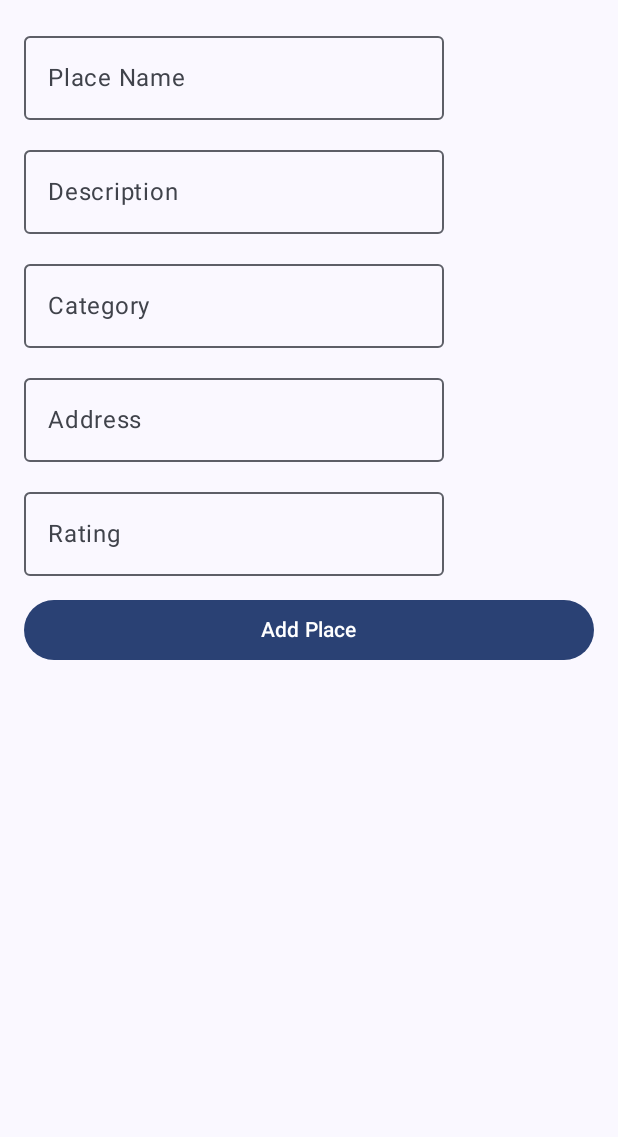
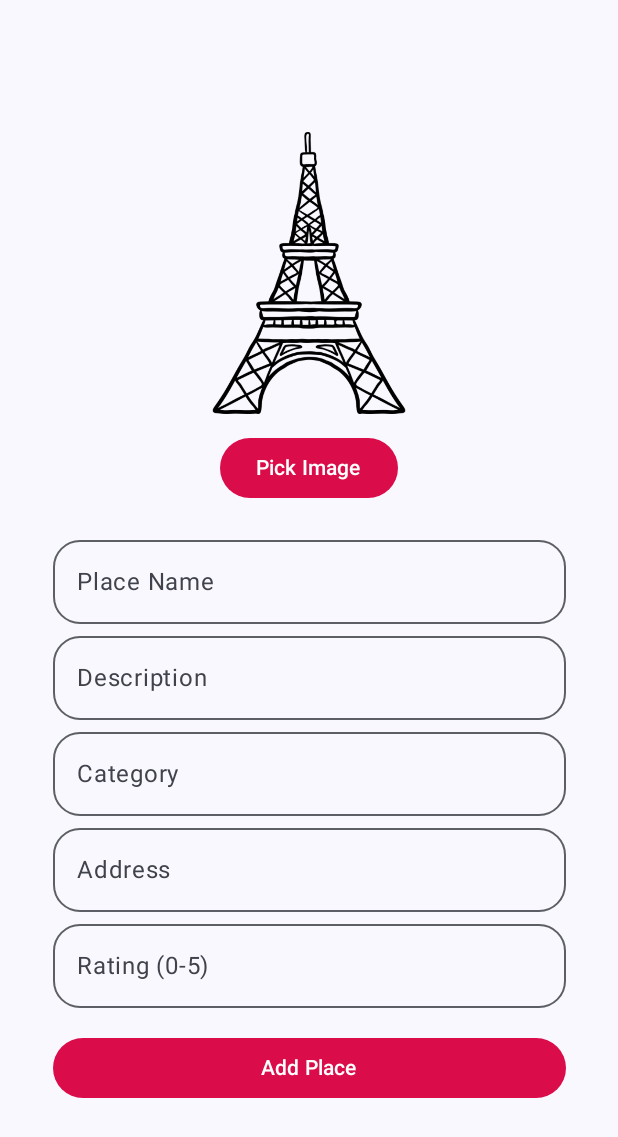
Before and after one commit to engineerbuddyy/City_Guide, an Android app built with Jetpack Compose: the AddScreenUI screen opened through its navigation route, on a phone screen of 412 x 824 dp. Shown: the top 1137 px of the screen. Run offline under Robolectric (Android 15) with nearby library versions, the light colour scheme and no system bars; our stand-ins replace Dagger/Hilt's generated code.

Commit message:
For personal use

```diff
--- a/app/build.gradle.kts
+++ b/app/build.gradle.kts
@@ -91,4 +91,8 @@ dependencies {
     implementation("androidx.navigation:navigation-compose:2.8.0")
 
     implementation("io.coil-kt:coil-compose:2.4.0")
+    //material theme
+    implementation("androidx.compose.material:material-icons-extended:1.6.7")
+
+
 }
--- a/app/src/main/java/com/example/cityguide/Module/AppModule.kt
+++ b/app/src/main/java/com/example/cityguide/Module/AppModule.kt
@@ -18,7 +18,9 @@ object AppModule {
     @Provides
     @Singleton
     fun provideDatabase(app: Application): AppDatabase =
-        Room.databaseBuilder(app, AppDatabase::class.java, "app_database").build()
+        Room.databaseBuilder(app, AppDatabase::class.java, "app_database")
+            .fallbackToDestructiveMigration()
+            .build()
 
     @Provides
     @Singleton
--- a/app/src/main/java/com/example/cityguide/data/local/database/AppDatabase.kt
+++ b/app/src/main/java/com/example/cityguide/data/local/database/AppDatabase.kt
@@ -7,7 +7,7 @@ import com.example.cityguide.data.local.res.PlaceEntity
 
 @Database(
     entities = [PlaceEntity::class],
-    version = 1,
+    version = 2,
     exportSchema = true
 )
 abstract class AppDatabase : RoomDatabase() {
--- a/app/src/main/java/com/example/cityguide/data/local/res/PlaceEntity.kt
+++ b/app/src/main/java/com/example/cityguide/data/local/res/PlaceEntity.kt
@@ -10,7 +10,7 @@ data class PlaceEntity(
     val placeName: String,
     val category: String,
     val description: String,
-    // val image: String ,
+    val image: ByteArray? = null,
     val rating: Double?=0.0 ,
     val address: String,
     val isBookmarked: Boolean = false
--- a/app/src/main/java/com/example/cityguide/data/repository/PlaceRepo.kt
+++ b/app/src/main/java/com/example/cityguide/data/repository/PlaceRepo.kt
@@ -22,13 +22,7 @@ class PlaceRepo (private val dao: PlaceDao){
         return dao.getPlaceByName(name)
     }
 
-    suspend fun updatePlace(place: PlaceEntity) {
-        dao.updatePlace(place)
-    }
 
-    suspend fun deleteAllPlaces() {
-        dao.deleteAllPlaces()
-    }
 
     fun getPlacesByCategory(category: String): Flow<List<PlaceEntity>> {
         return dao.getPlacesByCategory(category)
--- a/app/src/main/java/com/example/cityguide/presentationui/add/AddScreenState.kt
+++ b/app/src/main/java/com/example/cityguide/presentationui/add/AddScreenState.kt
@@ -6,6 +6,7 @@ data class AddScreenState(
     val description: String = "",
     val address: String = "",
     val rating: String = "",
+    val image: ByteArray? = null,
     val isSaving: Boolean = false,
     val error: String? = null
 )
--- a/app/src/main/java/com/example/cityguide/presentationui/add/AddScreenUI.kt
+++ b/app/src/main/java/com/example/cityguide/presentationui/add/AddScreenUI.kt
@@ -1,12 +1,26 @@
 package com.example.cityguide.presentationui.add
 
+import android.graphics.BitmapFactory
+import android.util.Log
+import androidx.activity.compose.rememberLauncherForActivityResult
+import androidx.activity.result.contract.ActivityResultContracts
+import androidx.compose.foundation.Image
 import androidx.compose.foundation.layout.*
+import androidx.compose.foundation.rememberScrollState
+import androidx.compose.foundation.verticalScroll
+import androidx.compose.foundation.shape.RoundedCornerShape
 import androidx.compose.material3.*
 import androidx.compose.runtime.*
+import androidx.compose.ui.Alignment
 import androidx.compose.ui.Modifier
+import androidx.compose.ui.graphics.Color
+import androidx.compose.ui.graphics.asImageBitmap
+import androidx.compose.ui.platform.LocalContext
+import androidx.compose.ui.res.painterResource
 import androidx.compose.ui.unit.dp
 import androidx.hilt.navigation.compose.hiltViewModel
 import androidx.navigation.NavController
+import com.example.cityguide.R
 
 @Composable
 fun AddScreenUI(
@@ -14,51 +28,107 @@ fun AddScreenUI(
     viewModel: AddScreenViewModel = hiltViewModel()
 ) {
     val state by viewModel.state.collectAsState()
+    val context = LocalContext.current
+
+    // Launcher for picking image
+    val pickImage = rememberLauncherForActivityResult(ActivityResultContracts.GetContent()) { uri ->
+        uri?.let {
+            val inputStream = context.contentResolver.openInputStream(it)
+            val byteArray = inputStream?.readBytes()
+            inputStream?.close()
+            viewModel.onValueChange(image = byteArray) // save in state
+        }
+        Log.d("AddScreenUI", "Selected Image URI: $uri")
+    }
 
     Column(
         modifier = Modifier
             .fillMaxSize()
-            .padding(16.dp),
-        verticalArrangement = Arrangement.spacedBy(12.dp)
+            .padding(16.dp)
+            .verticalScroll(rememberScrollState()),
+        verticalArrangement = Arrangement.Center, // ✅ Center vertically
+        horizontalAlignment = Alignment.CenterHorizontally // ✅ Center horizontally
     ) {
         if (state.error != null) {
             Text(text = state.error!!, color = MaterialTheme.colorScheme.error)
         }
 
+        // Show selected image preview
+        state.image?.let {
+            Image(
+                bitmap = BitmapFactory.decodeByteArray(it, 0, it.size).asImageBitmap(),
+                contentDescription = "Selected Image",
+                modifier = Modifier
+                    .size(250.dp) // ✅ bigger preview
+                    .padding(bottom = 12.dp)
+            )
+        }
+
+        // Default sample image
+        Image(
+            painter = painterResource(id = R.drawable.mainimg),
+            contentDescription = "Sample Image",
+            modifier = Modifier
+                .size(200.dp) // ✅ bigger size
+                .padding(bottom = 12.dp)
+        )
+
+        Button(
+            onClick = { pickImage.launch("image/*") },
+            colors = ButtonDefaults.buttonColors(containerColor = Color(0xFFda0c49))
+        ) {
+            Text("Pick Image")
+        }
+
+        Spacer(modifier = Modifier.height(16.dp))
+
         OutlinedTextField(
             value = state.placeName,
             onValueChange = { viewModel.onValueChange(placeName = it) },
-            label = { Text("Place Name") }
+            label = { Text("Place Name") },
+            shape = RoundedCornerShape(18.dp),
+            modifier = Modifier.fillMaxWidth(0.9f) // ✅ smaller width for centered look
         )
 
         OutlinedTextField(
             value = state.description,
             onValueChange = { viewModel.onValueChange(description = it) },
-            label = { Text("Description") }
+            label = { Text("Description") },
+            shape = RoundedCornerShape(18.dp),
+            modifier = Modifier.fillMaxWidth(0.9f)
         )
 
         OutlinedTextField(
             value = state.category,
             onValueChange = { viewModel.onValueChange(category = it) },
-            label = { Text("Category") }
+            label = { Text("Category") },
+            shape = RoundedCornerShape(18.dp),
+            modifier = Modifier.fillMaxWidth(0.9f)
         )
 
         OutlinedTextField(
             value = state.address,
             onValueChange = { viewModel.onValueChange(address = it) },
-            label = { Text("Address") }
+            label = { Text("Address") },
+            shape = RoundedCornerShape(18.dp),
+            modifier = Modifier.fillMaxWidth(0.9f)
         )
 
         OutlinedTextField(
             value = state.rating,
             onValueChange = { viewModel.onValueChange(rating = it) },
-            label = { Text("Rating") }
+            label = { Text("Rating (0-5)") },
+            shape = RoundedCornerShape(18.dp),
+            modifier = Modifier.fillMaxWidth(0.9f)
         )
+
+        Spacer(modifier = Modifier.height(16.dp))
 
         Button(
             onClick = { viewModel.addPlace { navController.popBackStack() } },
-            modifier = Modifier.fillMaxWidth(),
-            enabled = !state.isSaving
+            modifier = Modifier.fillMaxWidth(0.9f), // ✅ centered button
+            enabled = !state.isSaving,
+            colors = ButtonDefaults.buttonColors(containerColor = Color(0xFFda0c49))
         ) {
             if (state.isSaving) {
                 CircularProgressIndicator(modifier = Modifier.size(24.dp))
--- /dev/null
+++ b/app/src/main/java/com/example/cityguide/presentationui/animation/dataclass.kt
@@ -0,0 +1,6 @@
+package com.example.cityguide.presentationui.animation
+
+data class HeartConfig(
+    val radiusMultiplier: Float = 1f,
+    val delayDuration: Long = 120L
+)
--- a/app/src/main/java/com/example/cityguide/presentationui/home/HomeScreenUI.kt
+++ b/app/src/main/java/com/example/cityguide/presentationui/home/HomeScreenUI.kt
@@ -1,93 +1,227 @@
 package com.example.cityguide.presentationui.home
 
+import android.graphics.BitmapFactory
+import androidx.compose.foundation.Image
+import androidx.compose.foundation.background
 import androidx.compose.foundation.gestures.detectTapGestures
 import androidx.compose.foundation.layout.*
 import androidx.compose.foundation.lazy.LazyColumn
+import androidx.compose.foundation.lazy.LazyRow
 import androidx.compose.foundation.lazy.items
+import androidx.compose.foundation.shape.RoundedCornerShape
 import androidx.compose.material.icons.Icons
 import androidx.compose.material.icons.filled.Add
+import androidx.compose.material.icons.filled.Delete
 import androidx.compose.material.icons.filled.Favorite
+import androidx.compose.material.icons.filled.Star
+import androidx.compose.material.icons.outlined.Star
 import androidx.compose.material3.*
 import androidx.compose.runtime.*
+import androidx.compose.runtime.saveable.rememberSaveable
+import androidx.compose.ui.Alignment
 import androidx.compose.ui.Modifier
+import androidx.compose.ui.draw.clip
+import androidx.compose.ui.graphics.Color
+import androidx.compose.ui.graphics.asImageBitmap
 import androidx.compose.ui.input.pointer.pointerInput
+import androidx.compose.ui.text.font.FontWeight
 import androidx.compose.ui.unit.dp
+import androidx.compose.ui.unit.sp
 import androidx.hilt.navigation.compose.hiltViewModel
 import androidx.navigation.NavController
 import com.example.cityguide.data.local.res.PlaceEntity
 import com.example.cityguide.Navigation.Routes
+import com.example.cityguide.presentationui.animation.HeartConfig
+import androidx.compose.material.icons.rounded.StarHalf
+import androidx.compose.ui.res.painterResource
+import com.example.cityguide.R
+import com.example.cityguide.presentationui.RatingBar
 
+
+@OptIn(ExperimentalMaterial3Api::class)
 @Composable
 fun HomeScreen(
     navController: NavController,
     viewModel: HomeScreenViewModel = hiltViewModel()
 ) {
     val state by viewModel.state.collectAsState()
+    var searchQuery by remember { mutableStateOf("") }
+    var selectedCategory by rememberSaveable { mutableStateOf("") }
+
+    // STEP 4A: hearts state + coroutine scope + config
+    val hearts = remember { mutableStateListOf<Int>() }
+    val scope = rememberCoroutineScope()
+    val config = remember { HeartConfig(radiusMultiplier = 1f, delayDuration = 120L) }
+
+    // Categories list
+    val categories = listOf(
+        "Temple",
+        "Heritage Sites",
+        "Forts & Palaces",
+        "Museums",
+        "Art Galleries",
+        "Monuments",
+        "Lakes",
+        "Mountains",
+        "Park",
+        "Food"
+
+    )
 
     Scaffold(
-        floatingActionButton = {
+        topBar = {
+            TopAppBar(
+                colors = TopAppBarDefaults.topAppBarColors(
+                    containerColor = Color.White
+                ),
+                modifier = Modifier.height(125.dp),
+                title = {
+                    Column(
+                        verticalArrangement = Arrangement.Center,
+                        modifier = Modifier.padding(start = 8.dp)
+                    ) {
+                        Text(
+                            text = "City Guide",
+                            fontSize = 40.sp,
+                            fontWeight = FontWeight.Bold
+                        )
+                        Text(
+                            text = "Your Favourite Destination",
+                            fontSize = 15.sp,
+                            color = Color.Gray,
+                            modifier = Modifier.padding(start = 4.dp, bottom = 4.dp)
+                        )
+                    }
+                },
+                actions = {
                     Row(
-                horizontalArrangement = Arrangement.spacedBy(16.dp),
-                modifier = Modifier.padding(end = 8.dp, bottom = 8.dp)
+                        horizontalArrangement = Arrangement.spacedBy(6.dp),
+                        modifier = Modifier.padding(end = 12.dp, top = 10.dp)
                     ) {
-                // ❤️ Heart Button for bookmarks
-                FloatingActionButton(
-                    onClick = { navController.navigate(Routes.BookmarkScreen.route) },
-                    containerColor = MaterialTheme.colorScheme.secondary
-                ) {
+                        IconButton(onClick = { navController.navigate(Routes.BookmarkScreen.route) }) {
                             Icon(
                                 imageVector = Icons.Default.Favorite,
                                 contentDescription = "Bookmarks",
-                        tint = MaterialTheme.colorScheme.onSecondary
+                                modifier = Modifier.size(35.dp),
+                                tint = Color(0xFFda0c49)
                             )
                         }
-
-                // ➕ Add Button
-                FloatingActionButton(
-                    onClick = { navController.navigate(Routes.AddScreen.route) },
-                    containerColor = MaterialTheme.colorScheme.primary
-                ) {
+                        IconButton(onClick = { navController.navigate(Routes.AddScreen.route) }) {
                             Icon(
                                 imageVector = Icons.Default.Add,
                                 contentDescription = "Add Place",
-                        tint = MaterialTheme.colorScheme.onPrimary
+                                modifier = Modifier.size(38.dp),
+                                tint = Color.Black
                             )
                         }
                     }
                 }
+            )
+        }
     ) { padding ->
         when {
             state.isLoading -> {
-                Box(modifier = Modifier.fillMaxSize(), contentAlignment = androidx.compose.ui.Alignment.Center) {
+                Box(
+                    modifier = Modifier.fillMaxSize(),
+                    contentAlignment = androidx.compose.ui.Alignment.Center
+                ) {
                     CircularProgressIndicator()
                 }
             }
+
             state.error != null -> {
-                Box(modifier = Modifier.fillMaxSize(), contentAlignment = androidx.compose.ui.Alignment.Center) {
+                Box(
+                    modifier = Modifier.fillMaxSize(),
+                    contentAlignment = androidx.compose.ui.Alignment.Center
+                ) {
                     Text(text = state.error ?: "Unknown Error")
                 }
             }
+
             else -> {
+                Column(
+                    modifier = Modifier
+                        .padding(padding)
+                        .fillMaxSize()
+                ) {
+                    // 🔍 Search Bar
+                    OutlinedTextField(
+                        value = searchQuery,
+                        onValueChange = { searchQuery = it },
+                        modifier = Modifier
+                            .fillMaxWidth()
+                            .padding(8.dp),
+                        shape = RoundedCornerShape(18.dp),
+                        placeholder = { Text("Search") },
+                        singleLine = true
+                    )
+
+                    // 🔹 Category Chips
+                    LazyRow(
+                        modifier = Modifier
+                            .fillMaxWidth()
+                            .padding(horizontal = 8.dp),
+                        horizontalArrangement = Arrangement.spacedBy(8.dp)
+                    ) {
+                        items(categories.size) { index ->
+                            val category = categories[index]
+                            FilterChip(
+                                modifier = Modifier
+                                    .wrapContentSize()
+                                    .height(40.dp),
+                                selected = selectedCategory == category,
+                                onClick = {
+                                    selectedCategory =
+                                        if (selectedCategory == category) "" else category
+                                },
+                                label = { Text(category) },
+                                colors = FilterChipDefaults.filterChipColors(
+                                    selectedContainerColor = Color(0xFFda0c49),
+                                    selectedLabelColor = Color.White
+                                ),
+                                shape = RoundedCornerShape(18.dp),
+
+                                )
+                        }
+                    }
+
+                    Spacer(modifier = Modifier.height(8.dp))
+
+                    // 📜 Filtered list
+                    val filteredPlaces = state.places.filter {
+                        (selectedCategory.isBlank() || it.category.equals(
+                            selectedCategory,
+                            ignoreCase = true
+                        )) &&
+                                it.placeName.contains(searchQuery, ignoreCase = true)
+                    }
+
                     LazyColumn(
-                    modifier = Modifier
-                        .fillMaxSize()
-                        .padding(padding)
+                        modifier = Modifier.fillMaxSize()
                     ) {
-                    items(state.places) { place ->
-                        PlaceItem(place, navController)
-                    }
+                        items(filteredPlaces) { place ->
+                            PlaceItem(place, navController, viewModel)
                         }
                     }
                 }
             }
         }
 
+    }
+
+}
+
+
 @Composable
-fun PlaceItem(place: PlaceEntity, navController: NavController) {
+fun PlaceItem(
+    place: PlaceEntity,
+    navController: NavController,
+    HomeScreenViewModel: HomeScreenViewModel = hiltViewModel()
+) {
     Card(
         modifier = Modifier
             .fillMaxWidth()
-            .padding(8.dp)
+            .padding(horizontal = 12.dp, vertical = 6.dp)
             .pointerInput(Unit) {
                 detectTapGestures(
                     onLongPress = {
@@ -95,11 +229,73 @@ fun PlaceItem(place: PlaceEntity, navController: NavController) {
                     }
                 )
             },
-        elevation = CardDefaults.cardElevation(4.dp)
+        elevation = CardDefaults.cardElevation(6.dp),
+        shape = RoundedCornerShape(12.dp)
     ) {
-        Column(modifier = Modifier.padding(16.dp)) {
-            Text(text = place.placeName, style = MaterialTheme.typography.titleMedium)
-            Text(text = "Rating: ${place.rating}", style = MaterialTheme.typography.bodySmall)
+        Row(
+            modifier = Modifier
+                .fillMaxWidth()
+                .padding(12.dp),
+            verticalAlignment = Alignment.CenterVertically
+        ) {
+            // 🖼️ Place image on left
+            place.image?.let {
+                Image(
+                    bitmap = BitmapFactory.decodeByteArray(it, 0, it.size).asImageBitmap(),
+                    contentDescription = place.placeName,
+                    modifier = Modifier
+                        .size(70.dp)
+                        .aspectRatio(1f)
+                        .padding(end = 12.dp)
+                        .clip(RoundedCornerShape(10.dp))
+                )
+            } ?: Box( // placeholder if no image
+                modifier = Modifier
+                    .size(60.dp)
+                    .clip(RoundedCornerShape(10.dp))
+                    .background(Color.LightGray),
+                contentAlignment = Alignment.Center
+            ) {
+                Image(
+                    painter = painterResource(id = R.drawable.noimg),
+                    contentDescription = "Sample Image",
+                    modifier = Modifier.size(45.dp)
+                )
+
+            }
+
+            // 📋 Details on right
+            Column(
+                modifier = Modifier
+                    .weight(1f)
+                    .padding(start = 20.dp),
+
+            ) {
+                Text(
+                    text = place.placeName,
+                    maxLines = 2,
+                    style = MaterialTheme.typography.titleMedium.copy(
+                        fontWeight = FontWeight.Bold,
+                        fontSize = 30.sp,
+
+                    )
+                )
+
+                Spacer(modifier = Modifier.height(7.dp))
+
+                // ⭐ Use RatingBar instead of text
+                RatingBar(rating = place.rating ?: 0.0)
+            }
+            // 🗑️ Delete Button
+            IconButton(
+                onClick = { HomeScreenViewModel.deletePlace(place) }
+            ) {
+                Icon(
+                    imageVector = Icons.Default.Delete,
+                    contentDescription = "Delete Place",
+                    tint = Color.Blue
+                )
             }
         }
     }
+}
```
Also changed, not shown: app/src/main/java/com/example/cityguide/presentationui/Stars.kt (added, +40 -0 lines), app/src/main/java/com/example/cityguide/presentationui/add/AddViewModel.kt (+5 -2 lines), app/src/main/java/com/example/cityguide/presentationui/animation/Animation.kt (added, +98 -0 lines), app/src/main/java/com/example/cityguide/presentationui/bookmark/BookMarkScreen.kt (+10 -2 lines), app/src/main/java/com/example/cityguide/presentationui/components/CardItem.kt (+104 -31 lines), app/src/main/java/com/example/cityguide/presentationui/home/HomeViewModel.kt (+16 -1 lines), app/src/main/res/drawable/mainimg.png (added), app/src/main/res/drawable/noimg.png (added). Lines whose indentation alone changed are shown as unchanged.
